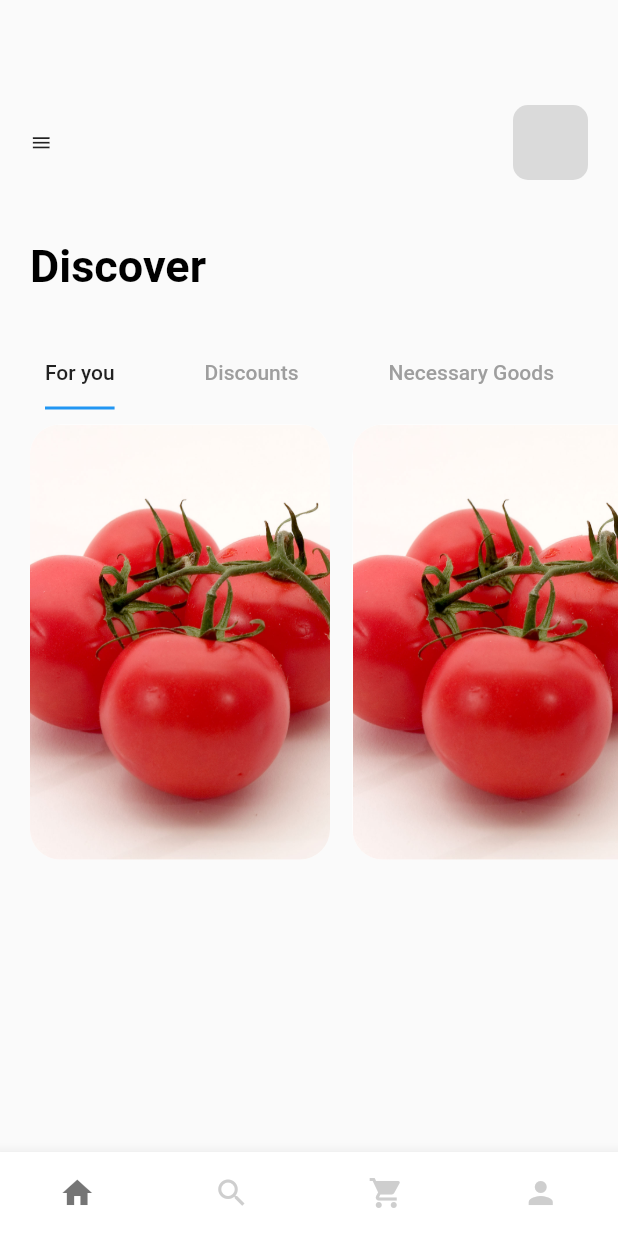
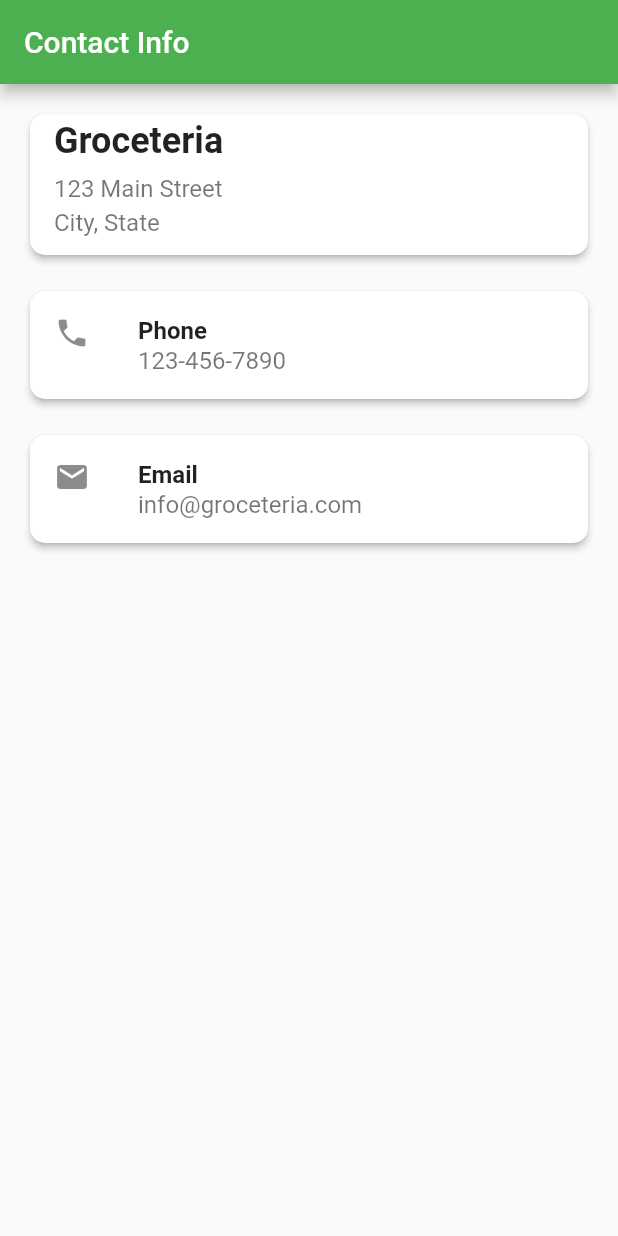
Before and after one commit to Ashura2003/Groceteria, a Flutter app: the screen it shows after launch, on a phone screen of 412 x 824 dp. Run offline on Flutter 3.47's test engine with Material 2 defaults, Android fonts, the light colour scheme and no system bars; our stand-ins replace cloud_firestore, firebase_auth, firebase_core, firebase_database; missing offline and left inert: email_auth, groceteria_app; accounts and stored records are empty.

Commit message:
work completed

```diff
--- a/lib/main.dart
+++ b/lib/main.dart
@@ -1,8 +1,20 @@
 import 'package:flutter/material.dart';
-import 'package:groceteria_app/screens/NavigationBoard.dart';
-import 'package:groceteria_app/screens/OTPScreen.dart';
+import 'package:grocery_app/screens/Itemlist.dart';
+import 'package:grocery_app/screens/UserList.dart';
+import 'package:grocery_app/screens/UserProfile.dart';
+import 'package:firebase_core/firebase_core.dart';
+import 'package:firebase_auth/firebase_auth.dart';
+import 'package:grocery_app/screens/deliveryOption.dart';
+import 'package:grocery_app/screens/edit_Item.dart';
+import 'package:grocery_app/screens/ContactInfo.dart';
+import 'package:grocery_app/screens/RecommendationService.dart';
+import 'package:grocery_app/screens/CancleOrder.dart';
 
-void main() {
+
+
+Future<void> main() async {
+  WidgetsFlutterBinding.ensureInitialized();
+  await Firebase.initializeApp();
   runApp(const MyApp());
 }
 
@@ -26,7 +38,7 @@ class MyApp extends StatelessWidget {
         // is not restarted.
         primarySwatch: Colors.blue,
       ),
-      home: NavigationBoard(),
+      home: const MyHomePage(title: 'Flutter Demo Home Page'),
     );
   }
 }
@@ -52,6 +64,7 @@ class MyHomePage extends StatefulWidget {
 class _MyHomePageState extends State<MyHomePage> {
   int _counter = 0;
 
+
   void _incrementCounter() {
     setState(() {
       // This call to setState tells the Flutter framework that something has
@@ -65,53 +78,23 @@ class _MyHomePageState extends State<MyHomePage> {
 
   @override
   Widget build(BuildContext context) {
-    // This method is rerun every time setState is called, for instance as done
-    // by the _incrementCounter method above.
-    //
-    // The Flutter framework has been optimized to make rerunning build methods
-    // fast, so that you can just rebuild anything that needs updating rather
-    // than having to individually change instances of widgets.
-    return Scaffold(
-      appBar: AppBar(
-        // Here we take the value from the MyHomePage object that was created by
-        // the App.build method, and use it to set our appbar title.
-        title: Text(widget.title),
+    return MaterialApp(
+      title: 'Flutter Demo',
+      theme: ThemeData(
+        primarySwatch: Colors.green,
       ),
-      body: Center(
-        // Center is a layout widget. It takes a single child and positions it
-        // in the middle of the parent.
-        child: Column(
-          // Column is also a layout widget. It takes a list of children and
-          // arranges them vertically. By default, it sizes itself to fit its
-          // children horizontally, and tries to be as tall as its parent.
-          //
-          // Invoke "debug painting" (press "p" in the console, choose the
-          // "Toggle Debug Paint" action from the Flutter Inspector in Android
-          // Studio, or the "Toggle Debug Paint" command in Visual Studio Code)
-          // to see the wireframe for each widget.
-          //
-          // Column has various properties to control how it sizes itself and
-          // how it positions its children. Here we use mainAxisAlignment to
-          // center the children vertically; the main axis here is the vertical
-          // axis because Columns are vertical (the cross axis would be
-          // horizontal).
-          mainAxisAlignment: MainAxisAlignment.center,
-          children: <Widget>[
-            const Text(
-              'You have pushed the button this many times:',
-            ),
-            Text(
-              '$_counter',
-              style: Theme.of(context).textTheme.headlineMedium,
-            ),
-          ],
-        ),
-      ),
-      floatingActionButton: FloatingActionButton(
-        onPressed: _incrementCounter,
-        tooltip: 'Increment',
-        child: const Icon(Icons.add),
-      ), // This trailing comma makes auto-formatting nicer for build methods.
+      initialRoute: "/Contact",
+      routes: {
+        "/Itemlist": (context) => Itemlist(),
+        "/ViewUserDetail": (context) => UserList(),
+        "/Detail": (context) => CustomerDetailsScreen(),
+        "/Delivery": (context) => DeliveryScreen(),
+        "/Edit": (context) => ItemListPage(),
+        "/Contact": (context) =>  ContactInfoPage(),
+        "/Service": (context) => RecommendationScreen(),
+        "/CancelOrder": (context) => CancelOrderApp(),
+    }
     );
+
   }
 }
--- /dev/null
+++ b/lib/screens/ContactInfo.dart
@@ -0,0 +1,98 @@
+import 'package:flutter/material.dart';
+
+class ContactInfoPage extends StatelessWidget {
+  @override
+  Widget build(BuildContext context) {
+    return Scaffold(
+      appBar: AppBar(
+        title: Text('Contact Info'),
+      ),
+      body: ListView(
+        padding: EdgeInsets.all(16),
+        children: <Widget>[
+          Card(
+            elevation: 2,
+            shape: RoundedRectangleBorder(
+              borderRadius: BorderRadius.circular(10),
+            ),
+            child: ListTile(
+              title: Text(
+                'Groceteria',
+                style: TextStyle(
+                  fontSize: 24,
+                  fontWeight: FontWeight.bold,
+                ),
+              ),
+              subtitle: Column(
+                crossAxisAlignment: CrossAxisAlignment.start,
+                children: [
+                  SizedBox(height: 8),
+                  Text(
+                    '123 Main Street',
+                    style: TextStyle(
+                      fontSize: 16,
+                    ),
+                  ),
+                  SizedBox(height: 4),
+                  Text(
+                    'City, State',
+                    style: TextStyle(
+                      fontSize: 16,
+                    ),
+                  ),
+                  SizedBox(height: 8),
+                ],
+              ),
+            ),
+          ),
+          SizedBox(height: 16),
+          Card(
+            elevation: 2,
+            shape: RoundedRectangleBorder(
+              borderRadius: BorderRadius.circular(10),
+            ),
+            child: ListTile(
+              leading: Icon(Icons.phone),
+              title: Text(
+                'Phone',
+                style: TextStyle(
+                  fontSize: 16,
+                  fontWeight: FontWeight.bold,
+                ),
+              ),
+              subtitle: Text(
+                '123-456-7890',
+                style: TextStyle(
+                  fontSize: 16,
+                ),
+              ),
+            ),
+          ),
+          SizedBox(height: 16),
+          Card(
+            elevation: 2,
+            shape: RoundedRectangleBorder(
+              borderRadius: BorderRadius.circular(10),
+            ),
+            child: ListTile(
+              leading: Icon(Icons.email),
+              title: Text(
+                'Email',
+                style: TextStyle(
+                  fontSize: 16,
+                  fontWeight: FontWeight.bold,
+                ),
+              ),
+              subtitle: Text(
+                'info@groceteria.com',
+                style: TextStyle(
+                  fontSize: 16,
+                ),
+              ),
+            ),
+          ),
+        ],
+      ),
+    );
+  }
+}
```
Also changed, not shown: lib/screens/CancleOrder.dart (added, +67 -0 lines), lib/screens/RatingsAndReview.dart (added, +134 -0 lines), lib/screens/RecommendationService.dart (added, +54 -0 lines), pubspec.yaml (+9 -11 lines), assets/images/apple.png (added), assets/images/banana.png (added), assets/images/bread.png (added), assets/images/grape.png (added), assets/images/orange.png (added), assets/images/strawberry.png (added), lib/firebase_options.dart, pubspec.lock, 32 other files.
